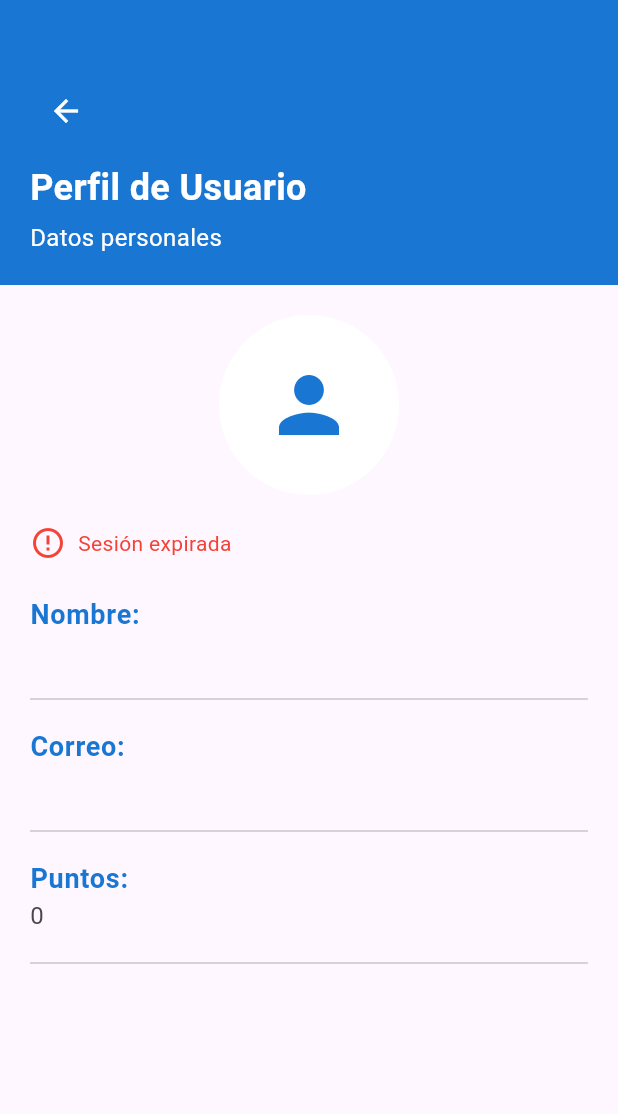
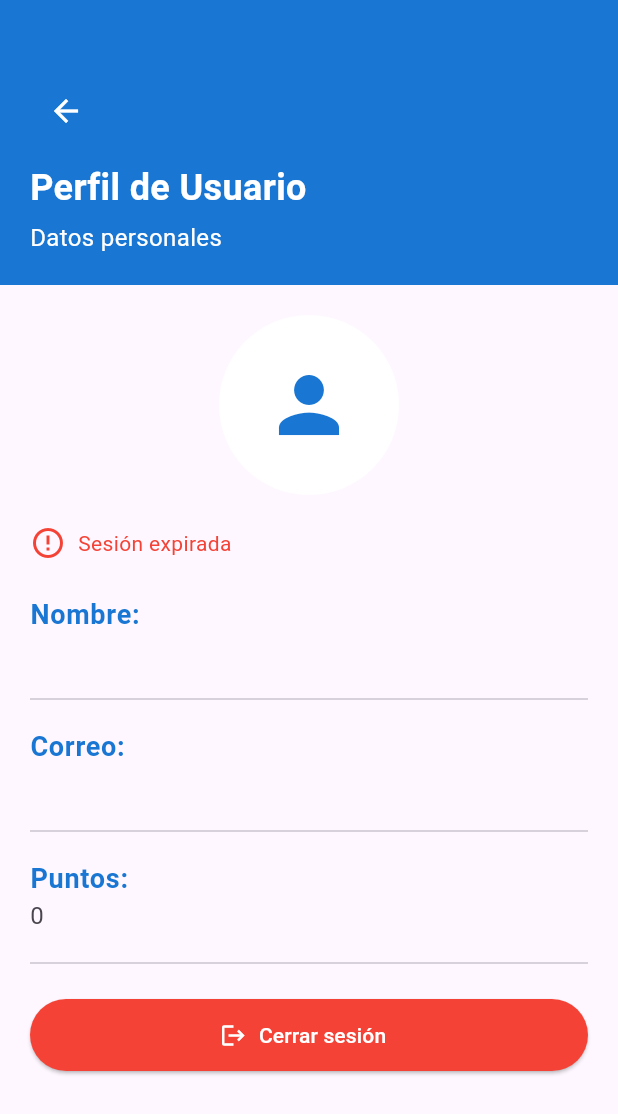
Before and after one commit to Jonialen/EduVial-Frontend, a Flutter app: the ProfileScreen screen opened directly, on a phone screen of 412 x 824 dp. Shown: the top 1114 px of the screen. Run offline on Flutter 3.47's test engine with Material 3 defaults, Android fonts, the phone set to English and light mode, and no system bars; accounts and stored records are empty.

Commit message:
Added logout button to UserProfile

```diff
--- a/EduVial/lib/views/UserProfile.dart
+++ b/EduVial/lib/views/UserProfile.dart
@@ -2,6 +2,7 @@ import 'dart:convert';
 import 'package:flutter/material.dart';
 import 'package:eduvial/models/user.dart';
 import 'package:eduvial/controllers/auth_controller.dart';
+import 'package:eduvial/views/login.dart'; // 👈 necesario para volver a Login
 
 class ProfileScreen extends StatefulWidget {
   const ProfileScreen({super.key});
@@ -57,6 +58,42 @@ class _ProfileScreenState extends State<ProfileScreen> {
     }
   }
 
+  Future<void> _confirmAndLogout() async {
+    final ok = await showDialog<bool>(
+      context: context,
+      builder: (ctx) => AlertDialog(
+        title: const Text('Cerrar sesión'),
+        content: const Text('¿Seguro que deseas cerrar sesión?'),
+        actions: [
+          TextButton(onPressed: () => Navigator.pop(ctx, false), child: const Text('Cancelar')),
+          ElevatedButton(
+            onPressed: () => Navigator.pop(ctx, true),
+            child: const Text('Cerrar sesión'),
+          ),
+        ],
+      ),
+    );
+
+    if (ok != true) return;
+
+    // Limpia token + usuario cacheado
+    await auth_controller.logout();
+
+    if (!mounted) return;
+
+    // SnackBar de confirmación
+    ScaffoldMessenger.of(context).showSnackBar(
+      const SnackBar(content: Text('Sesión cerrada')),
+    );
+
+    // Llevar a Login y limpiar historial
+    Navigator.pushAndRemoveUntil(
+      context,
+      MaterialPageRoute(builder: (_) => const LoginScreen()),
+          (route) => false,
+    );
+  }
+
   @override
   Widget build(BuildContext context) {
     if (cargando && _user == null) {
@@ -67,8 +104,7 @@ class _ProfileScreenState extends State<ProfileScreen> {
 
     final nombre = _user?.name ?? '—';
     final correo = _user?.email ?? '—';
-    final rol    = (_user?.role?.isNotEmpty ?? false) ? _user!.role : '—';
-    final puntos = _user?.points?.toString() ?? '—'; // puede venir null en login
+    final puntos = _user?.points?.toString() ?? '—';
 
     return Scaffold(
       body: RefreshIndicator(
@@ -143,10 +179,7 @@ class _ProfileScreenState extends State<ProfileScreen> {
                           fontSize: 18,
                         ),
                       ),
-                      subtitle: Text(
-                        nombre,
-                        style: const TextStyle(fontSize: 16),
-                      ),
+                      subtitle: Text(nombre, style: const TextStyle(fontSize: 16)),
                     ),
                     const Divider(),
 
@@ -161,10 +194,7 @@ class _ProfileScreenState extends State<ProfileScreen> {
                           fontSize: 18,
                         ),
                       ),
-                      subtitle: Text(
-                        correo,
-                        style: const TextStyle(fontSize: 16),
-                      ),
+                      subtitle: Text(correo, style: const TextStyle(fontSize: 16)),
                       trailing: cargando
                           ? const SizedBox(
                         height: 20, width: 20,
@@ -185,30 +215,23 @@ class _ProfileScreenState extends State<ProfileScreen> {
                           fontSize: 18,
                         ),
                       ),
-                      subtitle: Text(
-                        puntos,
-                        style: const TextStyle(fontSize: 16),
-                      ),
+                      subtitle: Text(puntos, style: const TextStyle(fontSize: 16)),
                     ),
                     const Divider(),
 
-                    // Rol (si no viene en /me/basic quedará "—")
-                    /*ListTile(
-                      contentPadding: EdgeInsets.zero,
-                      title: const Text(
-                        'Rol:',
-                        style: TextStyle(
-                          color: Color(0xFF1976D2),
-                          fontWeight: FontWeight.bold,
-                          fontSize: 18,
-                        ),
-                      ),
-                      subtitle: Text(
-                        rol,
-                        style: const TextStyle(fontSize: 16),
+                    const SizedBox(height: 16),
+
+                    // 🔴 Botón Cerrar sesión
+                    ElevatedButton.icon(
+                      onPressed: _confirmAndLogout,
+                      icon: const Icon(Icons.logout),
+                      label: const Text('Cerrar sesión'),
+                      style: ElevatedButton.styleFrom(
+                        backgroundColor: Colors.red,
+                        foregroundColor: Colors.white,
+                        minimumSize: const Size.fromHeight(48),
                       ),
                     ),
-                    const Divider(),*/
                   ],
                 ),
               ),
```
